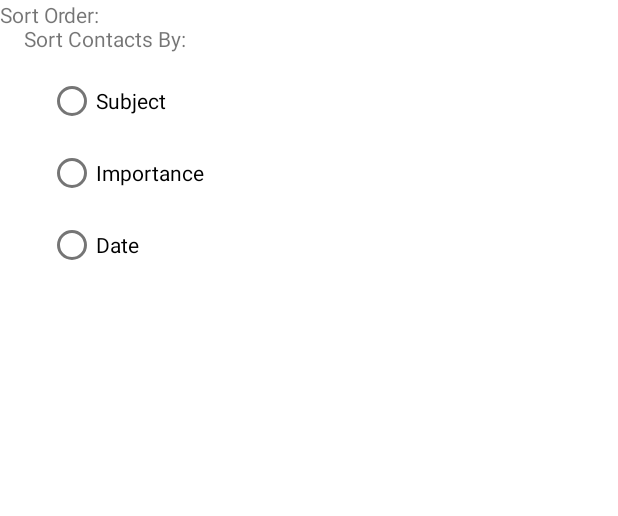
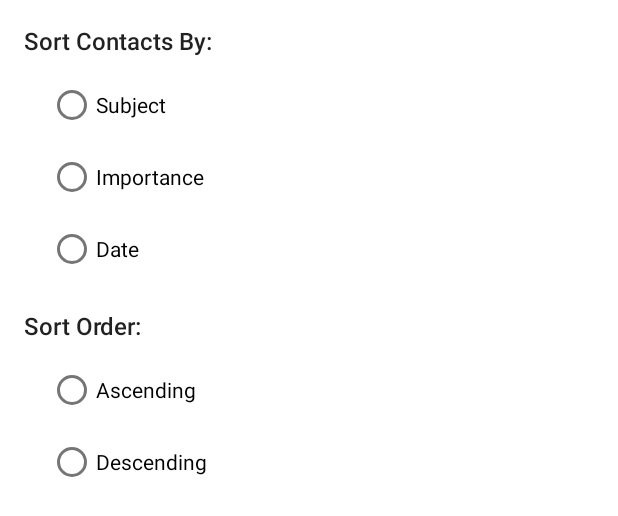
Before and after one commit to irichburg1/NotesApp, an Android app: the layout settings_notes.xml on its own in the app's theme, with its tools: preview values and no code run, on a phone screen of 412 x 824 dp. Shown: the top 516 px of the screen. Run offline under Robolectric (Android 15) with nearby library versions, the phone set to English and light mode, and no system bars.

Commit message:
4th commit

```diff
--- a/app/src/main/res/layout/settings_notes.xml
+++ b/app/src/main/res/layout/settings_notes.xml
@@ -12,6 +12,8 @@
         android:layout_marginStart="16dp"
         android:layout_marginTop="16dp"
         android:text="Sort Contacts By:"
+        android:textAppearance="@style/TextAppearance.AppCompat.Body2"
+        android:textSize="16sp"
         app:layout_constraintStart_toStartOf="parent"
         app:layout_constraintTop_toTopOf="parent" />
 
@@ -47,7 +49,32 @@
         android:id="@+id/textSortOrder"
         android:layout_width="wrap_content"
         android:layout_height="wrap_content"
+        android:layout_marginStart="16dp"
+        android:layout_marginTop="16dp"
         android:text="Sort Order:"
-        tools:layout_editor_absoluteX="21dp"
-        tools:layout_editor_absoluteY="257dp" />
+        android:textAppearance="@style/TextAppearance.AppCompat.Body2"
+        android:textSize="16sp"
+        app:layout_constraintStart_toStartOf="parent"
+        app:layout_constraintTop_toBottomOf="@+id/radioGroupSortBy" />
+
+    <RadioGroup
+        android:layout_width="wrap_content"
+        android:layout_height="wrap_content"
+        android:layout_marginStart="32dp"
+        android:layout_marginTop="8dp"
+        app:layout_constraintStart_toStartOf="parent"
+        app:layout_constraintTop_toBottomOf="@+id/textSortOrder">
+
+        <RadioButton
+            android:id="@+id/radioAscending"
+            android:layout_width="match_parent"
+            android:layout_height="wrap_content"
+            android:text="Ascending" />
+
+        <RadioButton
+            android:id="@+id/radioDescending"
+            android:layout_width="match_parent"
+            android:layout_height="wrap_content"
+            android:text="Descending" />
+    </RadioGroup>
 </androidx.constraintlayout.widget.ConstraintLayout>
```
